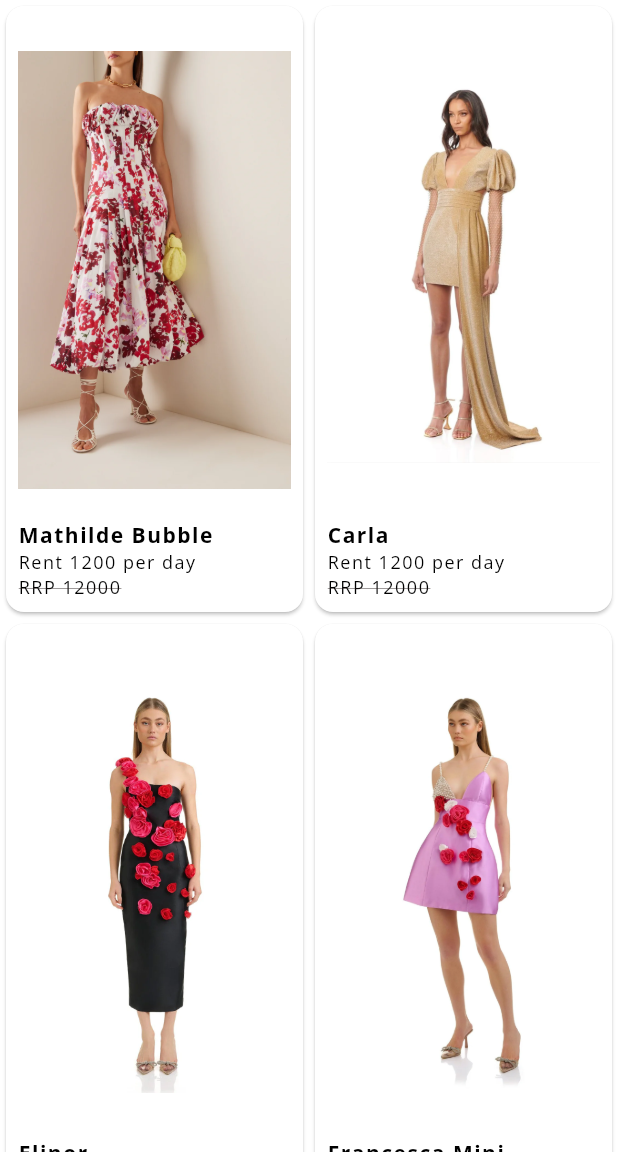
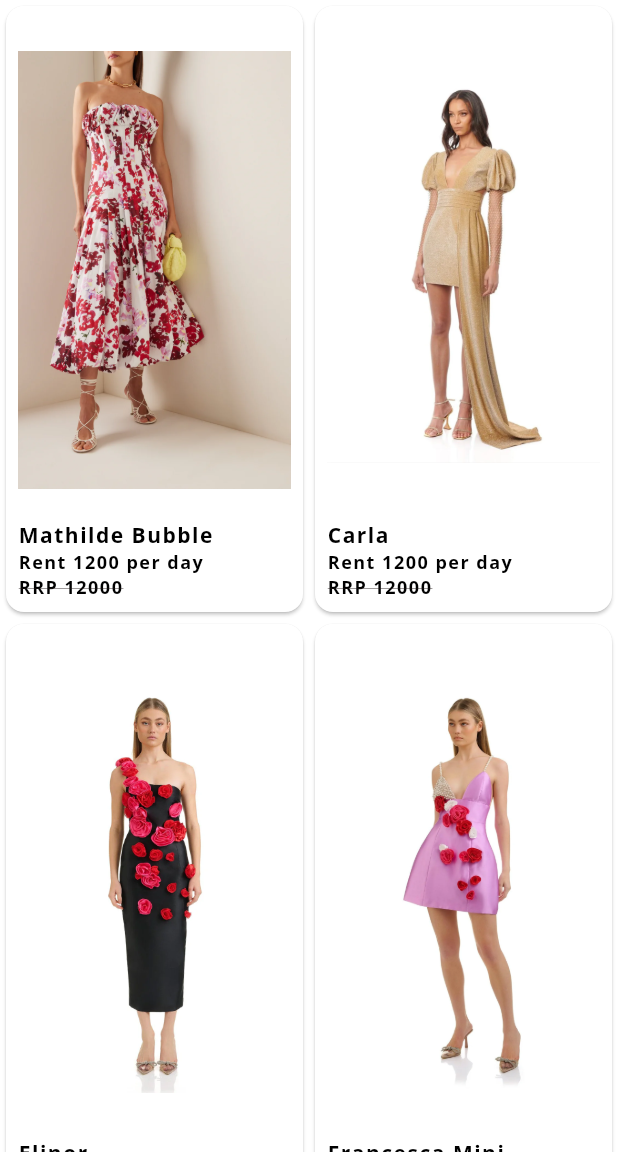
Before and after one commit to chris-bluemoon/revivals, a Flutter app: the screen it shows after launch, after a tap on the "abc" icon, on a phone screen of 412 x 824 dp, the part 84-1236 px from its top. Run offline on Flutter 3.47's test engine with Material 3 defaults, Android fonts, the phone set to English and light mode, and no system bars; our stand-ins replace carousel_slider, dots_indicator, google_fonts.

Commit message:
Clean up

```diff
--- a/lib/screens/home/dress_card.dart
+++ b/lib/screens/home/dress_card.dart
@@ -30,8 +30,8 @@ class DressCard extends StatelessWidget {
             // Expanded(child: Image.asset('assets/img/dresses/test.png')),
             StyledHeading(dress.name),
             // StyledText('Size: ${dress.size.toString()}'),
-            StyledText('Rent ${dress.rentPrice.toString()} per day'),
-            StyledTextStrikeout('RRP ${dress.rrp.toString()}'),
+            StyledBody('Rent ${dress.rentPrice.toString()} per day'),
+            StyledBodyStrikeout('RRP ${dress.rrp.toString()}'),
           ],
         ),
       ),
--- a/lib/screens/home/home.dart
+++ b/lib/screens/home/home.dart
@@ -2,9 +2,8 @@ import 'package:carousel_slider/carousel_slider.dart';
 import 'package:dots_indicator/dots_indicator.dart';
 
 import 'package:flutter/material.dart';
-import 'package:unearthed/screens/home/home_page_card.dart';
-import 'package:unearthed/screens/home/offer_widget.dart';
-import 'package:unearthed/shared/styled_text.dart';
+import 'package:unearthed/screens/home/home_page_bottom_card.dart';
+import 'package:unearthed/screens/home/offer_home_widget.dart';
 
 class Home extends StatefulWidget {
   const Home({super.key});
@@ -25,7 +24,7 @@ class _HomeState extends State<Home> {
         children: [
 
           // Display first column object, the carousel
-          SizedBox(height: 20),
+          const SizedBox(height: 20),
           CarouselSlider(
             carouselController: buttonCarouselController,
             options: CarouselOptions(
@@ -39,22 +38,7 @@ class _HomeState extends State<Home> {
             items: items.map((i) {
               return Builder(
                 builder: (BuildContext context) {
-                  return Container(
-                      width: MediaQuery.of(context).size.width,
-                      margin: EdgeInsets.symmetric(horizontal: 5.0),
-                      decoration: BoxDecoration(color: Colors.white),
-                      // child: StyledHeading('text $i'));
-                      child: Stack(
-                        children: [
-                          Image.asset('assets/img/backgrounds/carousel_image_1.jpg'),
-                          Padding(
-                            padding: const EdgeInsets.all(8.0),
-                            child: const OfferWidget(),
-                          ),
-                        ],)
-                      // child: Image.asset('assets/img/dresses/LEXI_Dione_Dress.webp'),
-                      // child: Image.asset('assets/img/backgrounds/carousel_image_1.jpg'),
-                  );
+                  return const OfferWidget();
                 },
               );
             }).toList(),
@@ -75,10 +59,10 @@ class _HomeState extends State<Home> {
           // Now display the first home page widget, for now a simple icon button
 
           Container(
-            padding: EdgeInsets.symmetric(vertical: 100),
+            padding: const EdgeInsets.symmetric(vertical: 100),
             child: IconButton(
                 onPressed: () => Navigator.pushNamed(context, '/new_arrivals'),
-                icon: Icon(Icons.abc)),
+                icon: const Icon(Icons.abc)),
           ),
 
           // A sixed box now follows which contrains the horizontal listview, otherwise we get a renderflex error
@@ -90,11 +74,11 @@ class _HomeState extends State<Home> {
               scrollDirection: Axis.horizontal,
               children: const <Widget>[
                 SizedBox(width: 4),
-                HomePageCard(),
-                HomePageCard(),
-                HomePageCard(),
-                HomePageCard(),
-                HomePageCard(),
+                HomePageBottomCard(),
+                HomePageBottomCard(),
+                HomePageBottomCard(),
+                HomePageBottomCard(),
+                HomePageBottomCard(),
                 SizedBox(width: 4),
               ],
             ),
--- a/lib/screens/home/home_page_card.dart
+++ b/lib/screens/home/home_page_bottom_card.dart
@@ -1,8 +1,8 @@
 import 'package:flutter/material.dart';
 import 'package:unearthed/shared/styled_text.dart';
 
-class HomePageCard extends StatelessWidget {
-  const HomePageCard({super.key});
+class HomePageBottomCard extends StatelessWidget {
+  const HomePageBottomCard({super.key});
 
   @override
   Widget build(BuildContext context) {
--- /dev/null
+++ b/lib/screens/home/offer_home_widget.dart
@@ -0,0 +1,50 @@
+import 'package:flutter/cupertino.dart';
+import 'package:flutter/material.dart';
+import 'package:flutter/widgets.dart';
+import 'package:unearthed/shared/styled_text.dart';
+
+class OfferWidget extends StatelessWidget {
+  const OfferWidget({super.key});
+
+  @override
+  Widget build(BuildContext context) {
+                      return Container(
+                      width: MediaQuery.of(context).size.width,
+                      margin: EdgeInsets.symmetric(horizontal: 5.0),
+                      decoration: BoxDecoration(color: Colors.white),
+                      // child: StyledHeading('text $i'));
+                      child: Stack(
+                        children: [
+                          Image.asset('assets/img/backgrounds/carousel_image_1.jpg'),
+                          const Padding(
+                            padding: const EdgeInsets.all(8.0),
+                            child: Column(
+                              children: [
+                                StyledHeadingPlayFair('Limited Time Offer'),
+                                StyledTitlePlayFair('90\$ OFF'),
+                                SizedBox(height: 20),
+                                StyledBody('Enjoy 6 new styles'),
+                                StyledBody('every month'),
+                                SizedBox(height: 10),
+                                SizedBox(
+                                  width: 118.0,
+                                  height: 32.0,
+                                  child: DecoratedBox(
+                                    decoration: const BoxDecoration(color: Colors.white),
+                                    child: Padding(
+                                      padding: EdgeInsets.all(8.0),
+                                      child: Text('Use code JUL24'),
+                                    ),
+                                  ),
+                                )
+                              ],
+                            )
+                          ),
+                        ],
+                      )
+                      // child: Image.asset('assets/img/dresses/LEXI_Dione_Dress.webp'),
+                      // child: Image.asset('assets/img/backgrounds/carousel_image_1.jpg'),
+                      );
+
+  }
+}
--- a/lib/screens/home/offer_widget.dart
+++ /dev/null
@@ -1,33 +0,0 @@
-import 'package:flutter/cupertino.dart';
-import 'package:flutter/material.dart';
-import 'package:flutter/widgets.dart';
-import 'package:unearthed/shared/styled_text.dart';
-
-class OfferWidget extends StatelessWidget {
-  const OfferWidget({super.key});
-
-  @override
-  Widget build(BuildContext context) {
-    return const Column(
-      children: [
-        StyledHeading2('Limited Time Offer'),
-        StyledTitle2('90\$ OFF'),
-        SizedBox(height: 20),
-        StyledHeading2('Enjoy 6 new styles'),
-        StyledHeading2('every month'),
-        SizedBox(height: 10),
-        const SizedBox(
-          width: 118.0,
-          height: 32.0,
-          child: const DecoratedBox(
-            child: Padding(
-              padding: EdgeInsets.all(8.0),
-              child: Text('Use code JUL24'),
-            ),
-            decoration: const BoxDecoration(color: Colors.white),
-          ),
-        )
-      ],
-    );
-  }
-}
--- a/lib/shared/styled_text.dart
+++ b/lib/shared/styled_text.dart
@@ -1,8 +1,8 @@
 import 'package:flutter/material.dart';
 import 'package:google_fonts/google_fonts.dart';
 
-class StyledText extends StatelessWidget {
-  const StyledText(this.text, {super.key});
+class StyledBody extends StatelessWidget {
+  const StyledBody(this.text, {super.key});
 
   final String text;
 
@@ -15,9 +15,8 @@ class StyledText extends StatelessWidget {
   }
 }
 
-
-class StyledTextStrikeout extends StatelessWidget {
-  const StyledTextStrikeout(this.text, {super.key});
+class StyledBodyStrikeout extends StatelessWidget {
+  const StyledBodyStrikeout(this.text, {super.key});
 
   final String text;
 
@@ -50,14 +49,14 @@ class StyledTitle extends StatelessWidget {
 
   @override
   Widget build(BuildContext context) {
-    return Text(text, style: GoogleFonts.playfair(
+    return Text(text, style: GoogleFonts.openSans(
       textStyle: Theme.of(context).textTheme.titleMedium
     ));
   }
 }
 
-class StyledText2 extends StatelessWidget {
-  const StyledText2(this.text, {super.key});
+class StyledBodyPlayFair extends StatelessWidget {
+  const StyledBodyPlayFair(this.text, {super.key});
 
   final String text;
 
@@ -69,8 +68,8 @@ class StyledText2 extends StatelessWidget {
   }
 }
 
-class StyledHeading2 extends StatelessWidget {
-  const StyledHeading2(this.text, {super.key});
+class StyledHeadingPlayFair extends StatelessWidget {
+  const StyledHeadingPlayFair(this.text, {super.key});
 
   final String text;
 
@@ -82,8 +81,8 @@ class StyledHeading2 extends StatelessWidget {
   }
 }
 
-class StyledTitle2 extends StatelessWidget {
-  const StyledTitle2(this.text, {super.key});
+class StyledTitlePlayFair extends StatelessWidget {
+  const StyledTitlePlayFair(this.text, {super.key});
 
   final String text;
 
--- a/lib/theme.dart
+++ b/lib/theme.dart
@@ -35,6 +35,7 @@ ThemeData primaryTheme = ThemeData(
     bodyMedium: TextStyle(
       color: AppColors.textColor,
       fontSize: 12,
+      fontWeight: FontWeight.bold,
       letterSpacing: 1,
     ),
     headlineMedium: TextStyle(
```
Also changed, not shown: lib/screens/home/new_arrivals_home_widget.dart (added).
